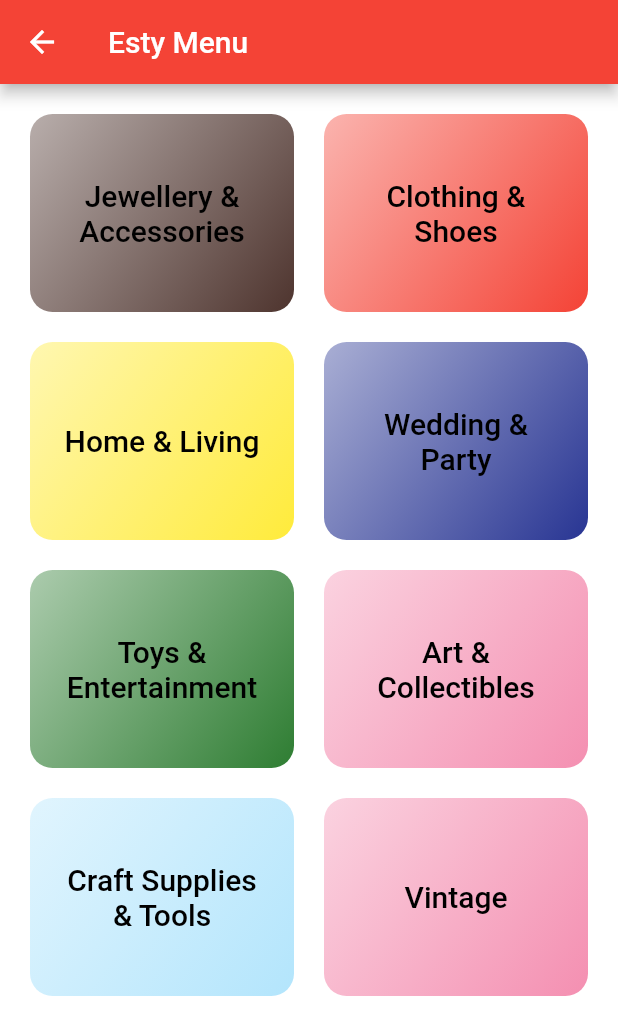
After one commit to nischal08/bio_app, a Flutter app: the screen it shows after launch, after a tap on the "menu" icon, after a tap on "Esty Ecommerce", on a phone screen of 412 x 824 dp. The commit adds this screen. Shown: the top 1035 px of the screen. Run offline on Flutter 3.47's test engine with Material 2 defaults, Android fonts, the phone set to English and light mode, and no system bars; our stand-ins replace webview_flutter; missing offline and left inert: flutter_pdfview.

Commit message:
created all menus in gird view in EstyMenu and redirect the different webview as the different menu click

```diff
--- a/lib/main.dart
+++ b/lib/main.dart
@@ -2,6 +2,7 @@ import 'package:bio_app/screen/home_screen.dart';
 import 'package:bio_app/screen/offline_courses.dart';
 import 'package:bio_app/screen/pdf_viewer.dart';
 import 'package:bio_app/screen/web_view_screen.dart';
+import 'package:bio_app/screen/website-menus_screen.dart';
 import 'package:flutter/material.dart';
 
 void main() {
@@ -19,7 +20,9 @@ class MyApp extends StatelessWidget {
       routes: {
         WebviewScreen.routeName: (context) => WebviewScreen(),
         OfflineCoursesScreen.routeName:(context)=>OfflineCoursesScreen(),
-        PdfViewer.routeName:(context)=>PdfViewer()
+        PdfViewer.routeName:(context)=>PdfViewer(),
+        WebMenuScreen.routeName:(context)=>WebMenuScreen(),
+
       },
     );
   }
--- a/lib/screen/home_screen.dart
+++ b/lib/screen/home_screen.dart
@@ -31,7 +31,7 @@ List<Map<String, String>> _socialInfo = [
         child: MainAppbar(),
       ),
       body: Container(
-        height: MediaQuery.of(context).size.height,
+        height: double.infinity,
         child: _body(
           context,
         ),
--- /dev/null
+++ b/lib/screen/website-menus_screen.dart
@@ -0,0 +1,46 @@
+import 'dart:math';
+
+import 'package:bio_app/widgets/menu_item.dart';
+import 'package:flutter/material.dart';
+
+class WebMenuScreen extends StatelessWidget {
+  static const routeName = "/web-menu";
+
+  List<Map<String, String>> menuList = [
+    {"Jewellery & Accessories": "jewelry-and-accessories"},
+    {"Clothing & Shoes": "clothing-and-shoes"},
+    {"Home & Living": "home-and-living"},
+    {"Wedding & Party": "wedding-and-party"},
+    {"Toys & Entertainment": "toys-and-entertainment"},
+    {"Art & Collectibles": "art-and-collectibles"},
+    {"Craft Supplies & Tools": "craft-supplies-and-tools"},
+    {"Vintage": "vintage"},
+  ];
+  final _random = Random();
+  String baseUrl = "https://www.etsy.com/c/";
+  @override
+  Widget build(BuildContext context) {
+    return Scaffold(
+      appBar: AppBar(
+        title: Text("Esty Menu"),
+      ),
+      body: GridView.builder(
+        padding: EdgeInsets.all(20),
+        itemCount: menuList.length,
+        gridDelegate: SliverGridDelegateWithFixedCrossAxisCount(
+          crossAxisCount: 2,
+          childAspectRatio: 16 / 12,
+          crossAxisSpacing: 20,
+          mainAxisSpacing: 20,
+        ),
+        itemBuilder: (context, index) => CategoryItem(
+          title: menuList[index].keys.first,
+          color: Colors.primaries[_random.nextInt(Colors.primaries.length)]
+                  [_random.nextInt(9) * 100] ??
+              Theme.of(context).primaryColor,
+          url: "$baseUrl${menuList[index].values.first}",
+        ),
+      ),
+    );
+  }
+}
--- a/lib/widgets/main_drawer.dart
+++ b/lib/widgets/main_drawer.dart
@@ -1,5 +1,6 @@
 import 'package:bio_app/screen/offline_courses.dart';
 import 'package:bio_app/screen/web_view_screen.dart';
+import 'package:bio_app/screen/website-menus_screen.dart';
 import 'package:flutter/material.dart';
 
 class MainDrawer extends StatelessWidget {
@@ -20,7 +21,7 @@ class MainDrawer extends StatelessWidget {
             ),
           ),
         ),
-        _drawerTile(context, icon: Icons.library_books, text: "Medium Webview",
+        _drawerTile(context, icon: Icons.library_books, text: "Medium",
             onTap: () {
           Navigator.pushNamed(context, WebviewScreen.routeName,
               arguments: "https://medium.com/");
@@ -30,9 +31,11 @@ class MainDrawer extends StatelessWidget {
           height: 0,
         ),
         _drawerTile(context,
-            icon: Icons.shopping_bag, text: "Ecommerce Website", onTap: () {
-          Navigator.pushNamed(context, WebviewScreen.routeName,
-              arguments: "https://www.zappos.com/");
+            icon: Icons.shopping_bag, text: "Esty Ecommerce", onTap: () {
+          Navigator.pushNamed(
+            context,
+            WebMenuScreen.routeName,
+          );
         }),
         Divider(
           color: Colors.grey.shade300,
--- /dev/null
+++ b/lib/widgets/menu_item.dart
@@ -0,0 +1,47 @@
+import 'package:bio_app/screen/web_view_screen.dart';
+import 'package:flutter/material.dart';
+
+class CategoryItem extends StatelessWidget {
+  final String url;
+  final String title;
+  final Color color;
+
+  const CategoryItem({
+    required this.title,
+    required this.color,
+    required this.url,
+  });
+
+  void selectCategory(context) {
+    Navigator.of(context).pushNamed(WebviewScreen.routeName, arguments: url);
+  }
+
+  @override
+  Widget build(BuildContext context) {
+    return InkWell(
+      splashColor: Theme.of(context).primaryColor,
+      borderRadius: BorderRadius.circular(15),
+      onTap: () => selectCategory(context),
+      child: Container(
+        padding: const EdgeInsets.all(20),
+        alignment: Alignment.center,
+        child: Text(
+          title,
+          textAlign: TextAlign.center,
+          style: Theme.of(context).textTheme.headline6!.copyWith(color:Colors.black),
+        ),
+        decoration: BoxDecoration(
+          gradient: LinearGradient(
+            colors: [
+              color.withOpacity(0.4),
+              color,
+            ],
+            begin: Alignment.topLeft,
+            end: Alignment.bottomRight,
+          ),
+          borderRadius: BorderRadius.circular(15),
+        ),
+      ),
+    );
+  }
+}
```
Also changed, not shown: assets/logos/check.png (added).
